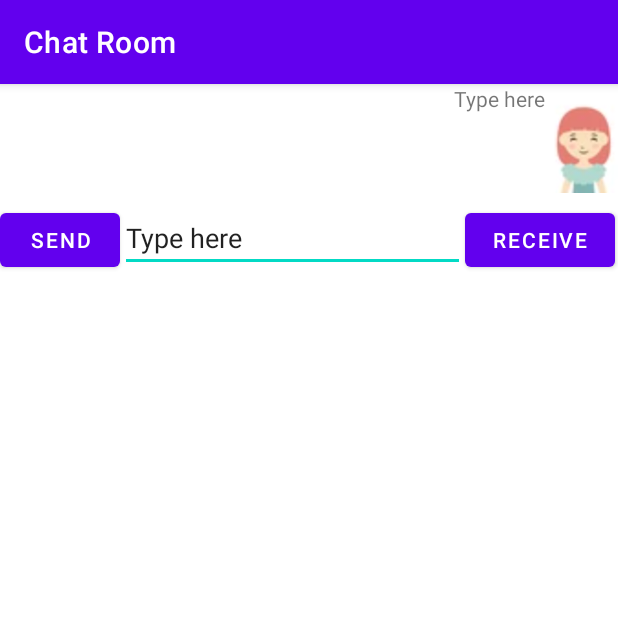
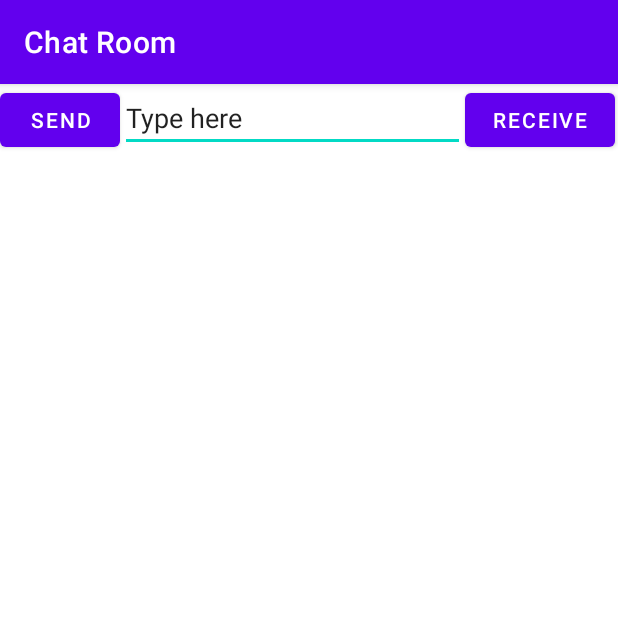
Before and after one commit to HelloNYAC/AndroidLabs, an Android app: the ChatRoomActivity screen opened directly, with no data from a screen before it, after a tap on "SEND", on a phone screen of 412 x 824 dp, the top half of it. Run offline under Robolectric (Android 15) with nearby library versions, the phone set to English and light mode, and no system bars.

Commit message:
Amended couple of things

```diff
--- a/app/src/main/java/com/cst2335/yue00015/ChatRoomActivity.java
+++ b/app/src/main/java/com/cst2335/yue00015/ChatRoomActivity.java
@@ -55,7 +55,7 @@ public class ChatRoomActivity extends AppCompatActivity {
         send.setOnClickListener(click ->{
             Message msgSend = new Message(typed.getText().toString(), R.drawable.row_send, 0);
             list.add(msgSend);
-            myAdapter.notifyDataSetChanged();
+
         });
 
         receive = findViewById(R.id.rcvbtn);
@@ -101,7 +101,8 @@ public class ChatRoomActivity extends AppCompatActivity {
             return list.get(position);
         }
 
-        @Override      public View getView(int position, View convertView, ViewGroup parent) {
+        @Override
+        public View getView(int position, View convertView, ViewGroup parent) {
             Message msg = (Message) getItem(position);
             int msgLayout = msg.getLayout();
             LayoutInflater inflater = getLayoutInflater();
@@ -112,7 +113,7 @@ public class ChatRoomActivity extends AppCompatActivity {
                     TextView thisRowText = sendView.findViewById(R.id.row_item);
                     ImageView thisRowImage = sendView.findViewById(R.id.row_title);
                     thisRowText.setText(msg.getMsg());
-                    thisRowImage.setImageResource(R.drawable.row_send);
+                    thisRowImage.setImageResource(msg.getSourceImg());
                     return sendView;
                 }
                 case 1: {
@@ -120,7 +121,7 @@ public class ChatRoomActivity extends AppCompatActivity {
                     TextView thisRowText = rcvView.findViewById(R.id.row_item);
                     ImageView thisRowImage = rcvView.findViewById(R.id.row_title);
                     thisRowText.setText(msg.getMsg());
-                    thisRowImage.setImageResource(R.drawable.row_receive);
+                    thisRowImage.setImageResource(msg.getSourceImg());
                     return rcvView;
                 }
                 default:
```
Also changed, not shown: app/src/main/res/drawable-v24/row_receive.png (added), app/src/main/res/drawable-v24/row_send.png (added).
